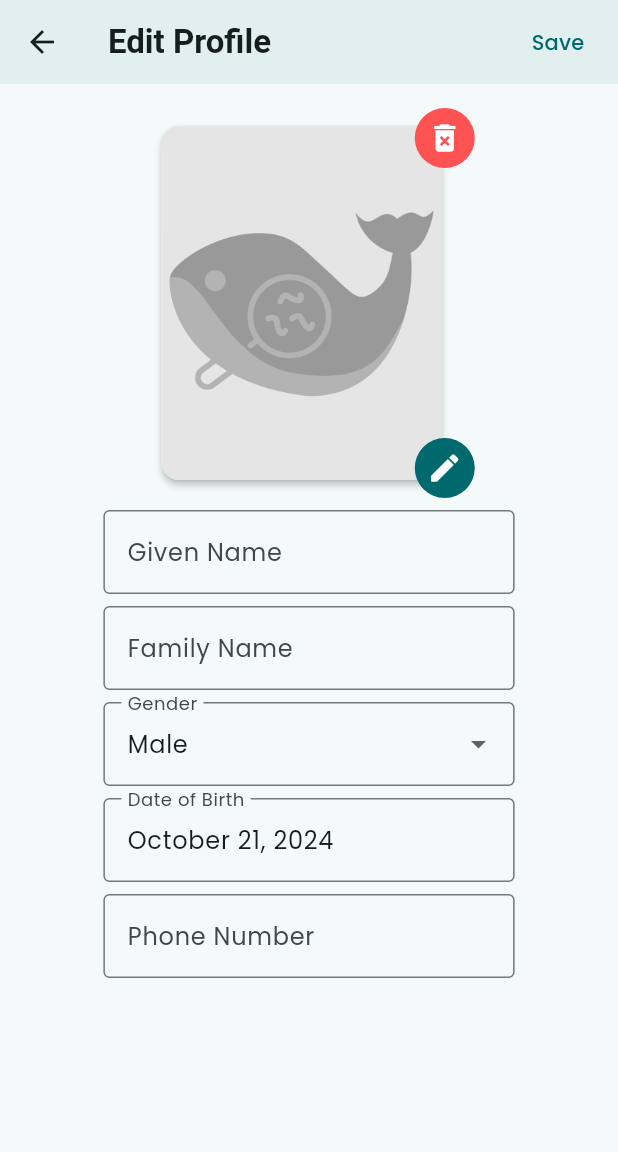
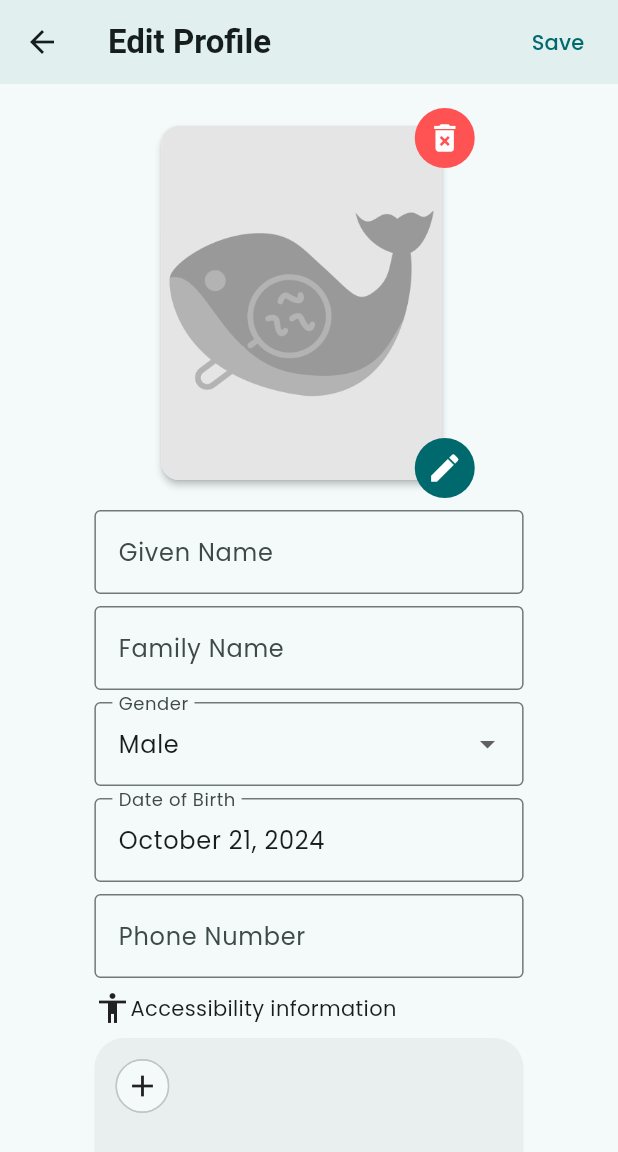
Before and after one commit to Skydreamers24/GoMate, a Flutter app: the EditProfilePage screen opened directly with empty values, on a phone screen of 412 x 824 dp. Shown: the top 1152 px of the screen. Run offline on Flutter 3.47's test engine with Material 3 defaults, Android fonts, the phone set to English and light mode, and no system bars; drawn by our look-alikes of date_field; our stand-ins replace cloud_firestore, firebase_auth, firebase_core, firebase_storage, fl_chart, flip_card and 5 more; missing offline and left inert: animator, firebase_ui_auth, wolt_modal_sheet; accounts and stored records are empty; Roboto replaces fonts that are missing (Prata); project files that could hold a hidden picture were left out.

Commit message:
edit_profile_page: add accessibility information

```diff
--- a/lib/backend/account.dart
+++ b/lib/backend/account.dart
@@ -1,6 +1,7 @@
 import 'package:cloud_firestore/cloud_firestore.dart';
 import 'package:flutter/material.dart';
 import 'package:gomate/backend/auth_gate.dart';
+import 'package:gomate/misc/disability.dart';
 import 'package:gomate/misc/gender.dart';
 import 'package:gomate/misc/name.dart';
 
@@ -42,6 +43,10 @@
           if (dateOfBirth.year < 1900) {
             dateOfBirth = null;
           }
+          Set<Disability> disabilities = ((data["disabilities"] ?? const [])
+                  as List<dynamic>)
+              .map((disability) => Disability.fromString(disability as String))
+              .toSet();
 
           var newAccountData = AccountData(
             uid: authInfo.uid,
@@ -52,6 +57,7 @@
             gender: Gender.fromString((data["gender"] ?? "Male") as String),
             phoneNo: (data["phoneNo"] ?? "") as String,
             profileImage: (data["profileImage"] ?? "") as String,
+            disabilities: disabilities,
             child: child,
           );
 
@@ -68,6 +74,7 @@
   final DateTime? dateOfBirth;
   final String email;
   final String phoneNo;
+  final Set<Disability> disabilities;
 
   int get age =>
       (DateTime.now().difference(dateOfBirth ?? DateTime.now()).inDays / 365.25)
@@ -82,16 +89,12 @@
       this.email = "",
       this.phoneNo = "",
       this.profileImage = "",
+      this.disabilities = const {},
       super.child = const Placeholder()});
 
   AccountData copyWithEmpty() {
     return AccountData(
-      name: const Name("", ""),
       dateOfBirth: DateTime.now(),
-      gender: Gender.male,
-      email: "",
-      phoneNo: "",
-      profileImage: "",
       uid: uid,
     );
   }
@@ -105,10 +108,8 @@
       String? email,
       String? phoneNo,
       String? profileImage,
-      Widget? child,
-      (DateTime, String)? currentReport,
-      List<(DateTime, String, String)>? reportHistoryArray,
-      List<String>? pendingReportCodeArray}) {
+      Set<Disability>? disabilities,
+      Widget? child}) {
     return AccountData(
       uid: uid ?? this.uid,
       name: name ?? this.name,
@@ -117,6 +118,7 @@
       email: email ?? this.email,
       phoneNo: phoneNo ?? this.phoneNo,
       profileImage: profileImage ?? this.profileImage,
+      disabilities: disabilities ?? this.disabilities,
       child: child ?? this.child,
     );
   }
@@ -124,6 +126,8 @@
   Future<Map<String, dynamic>> toMap() async {
     Timestamp dateOfBirthConverted =
         Timestamp.fromDate(dateOfBirth ?? DateTime.now());
+    List<String> disabilitiesConverted =
+        disabilities.map((disability) => disability.toString()).toList();
     return {
       "givenName": name.given,
       "familyName": name.family,
@@ -132,6 +136,7 @@
       "email": email,
       "phoneNo": phoneNo,
       "profileImage": profileImage,
+      "disabilities": disabilitiesConverted,
     };
   }
 
@@ -143,6 +148,7 @@
         dateOfBirth != oldWidget.dateOfBirth ||
         email != oldWidget.email ||
         phoneNo != oldWidget.phoneNo ||
+        disabilities != oldWidget.disabilities ||
         uid != oldWidget.uid;
   }
 }
--- /dev/null
+++ b/lib/misc/disability.dart
@@ -0,0 +1,40 @@
+import 'package:flutter/material.dart';
+
+enum Disability {
+  mobility,
+  vision,
+  hearing,
+  cognitive,
+  allergy;
+
+  @override
+  String toString() {
+    return const {
+      Disability.mobility: "Mobility",
+      Disability.vision: "Vision",
+      Disability.hearing: "Hearing",
+      Disability.cognitive: "Cognitive",
+      Disability.allergy: "Allergy"
+    } [this] ?? "";
+  }
+
+  static Disability fromString(String disability) {
+    return const {
+      "Mobility": Disability.mobility,
+      "Vision": Disability.vision,
+      "Hearing": Disability.hearing,
+      "Cognitive": Disability.cognitive,
+      "Allergy": Disability.allergy,
+    } [disability] ?? Disability.mobility;
+  }
+
+  IconData icon() {
+    return const {
+      Disability.mobility: Icons.wheelchair_pickup_outlined,
+      Disability.vision: Icons.visibility_outlined,
+      Disability.hearing: Icons.volume_off_outlined,
+      Disability.cognitive: Icons.psychology_alt_outlined,
+      Disability.allergy: Icons.set_meal_outlined
+    } [this] ?? Icons.wheelchair_pickup_outlined;
+  }
+}
--- a/lib/pages/edit_profile_page.dart
+++ b/lib/pages/edit_profile_page.dart
@@ -1,6 +1,7 @@
 import 'package:firebase_storage/firebase_storage.dart';
 import 'package:flutter/foundation.dart';
 import 'package:flutter/material.dart';
+import 'package:gomate/widgets/other/debug_border.dart';
 import 'package:i18n_extension/i18n_extension.dart';
 import 'package:image_picker/image_picker.dart';
 
@@ -43,7 +44,7 @@
     super.initState();
   }
 
-  void setAccountStaging(AccountData account) async {
+  void setAccountStaging(AccountData account) {
     accountStaging["givenName"] = account.name.given;
     accountStaging["familyName"] = account.name.family;
     accountStaging["dateOfBirth"] = account.dateOfBirth;
@@ -51,6 +52,7 @@
     accountStaging["phoneNo"] = account.phoneNo;
     accountStaging["gender"] = account.gender;
     accountStaging["profileImage"] = account.profileImage;
+    accountStaging["disabilities"] = account.disabilities;
   }
 
   void setProfileImage(String profileImage) {
@@ -100,6 +102,17 @@
                 ? ""
                 : null,
         accountStaging: accountStaging,
+      ),
+      const Row(
+        mainAxisSize: MainAxisSize.max,
+        mainAxisAlignment: MainAxisAlignment.start,
+        children: [
+          Icon(Icons.accessibility),
+          Text("Accessibility information")
+        ],
+      ),
+      DisabilitiesField(
+        accountStaging: accountStaging,
       )
     ];
   }
@@ -137,7 +150,8 @@
                           gender: accountStaging["gender"],
                           profileImage: accountStaging["profileImage"],
                           age: accountStaging["age"],
-                          dateOfBirth: accountStaging["dateOfBirth"]));
+                          dateOfBirth: accountStaging["dateOfBirth"],
+                          disabilities: accountStaging["disabilities"]));
                       setDidSubmit(true);
                       widget.onSave();
                       if (widget.hasBackButton) {
@@ -216,13 +230,23 @@
                     });
                   }),
             ),
-            Column(
+            Row(
+              mainAxisAlignment: MainAxisAlignment.center,
+              children: [
+                const Flexible(flex: 2, child: nothing),
+                Flexible(
+                  flex: 11,
+                  child: Column(
                     children: [
                       for (var widget in widget.widgets(context))
                         Padding(
                           padding: comfortableListChildren,
                           child: widget,
                         )
+                    ],
+                  ),
+                ),
+                const Flexible(flex: 2, child: nothing)
               ],
             )
           ],
@@ -288,6 +312,13 @@
                 ),
                 Flexible(
                   flex: 3,
+                  child: Row(
+                    mainAxisAlignment: MainAxisAlignment.start,
+                    mainAxisSize: MainAxisSize.max,
+                    children: [
+                      const Flexible(flex: 2, child: nothing),
+                      Flexible(
+                        flex: 9,
                         child: Column(
                           children: [
                             for (var widget in widget.widgets(context))
@@ -295,6 +326,10 @@
                                 padding: comfortableListChildren,
                                 child: widget,
                               )
+                          ],
+                        ),
+                      ),
+                      // const Flexible(flex: 2, child: nothing)
                     ],
                   ),
                 )
--- a/lib/widgets/other/form_fields.dart
+++ b/lib/widgets/other/form_fields.dart
@@ -1,6 +1,10 @@
 import 'package:flutter/material.dart';
+import 'package:gomate/backend/account.dart';
+import 'package:gomate/misc/disability.dart';
 import 'package:gomate/misc/gender.dart';
 import 'package:date_field/date_field.dart';
+import 'package:gomate/misc/values.dart';
+import 'package:gomate/widgets/cards/content_card.dart';
 
 typedef AccountStaging = Map<String, dynamic>;
 
@@ -22,13 +26,7 @@
 
   @override
   Widget build(BuildContext context) {
-    return Row(
-      mainAxisAlignment: MainAxisAlignment.center,
-      children: [
-        const Flexible(flex: 2, child: SizedBox()),
-        Flexible(
-            flex: 9,
-            child: TextFormField(
+    return TextFormField(
       initialValue: accountStaging[valueToChange],
       autocorrect: autocorrect,
       decoration: InputDecoration(
@@ -39,9 +37,6 @@
         accountStaging[valueToChange] = newValue;
       },
       validator: validator,
-            )),
-        const Flexible(flex: 2, child: SizedBox())
-      ],
     );
   }
 }
@@ -56,13 +51,7 @@
 
   @override
   Widget build(BuildContext context) {
-    return Row(
-      mainAxisAlignment: MainAxisAlignment.center,
-      children: [
-        const Flexible(flex: 2, child: SizedBox()),
-        Flexible(
-            flex: 9,
-            child: DropdownButtonFormField(
+    return DropdownButtonFormField(
       decoration: const InputDecoration(
         border: OutlineInputBorder(),
         labelText: "Gender",
@@ -78,9 +67,6 @@
       onChanged: (value) {
         accountStaging["gender"] = value ?? Gender.male;
       },
-            )),
-        const Flexible(flex: 2, child: SizedBox())
-      ],
     );
   }
 }
@@ -91,13 +77,7 @@
 
   @override
   Widget build(BuildContext context) {
-    return Row(
-      mainAxisAlignment: MainAxisAlignment.center,
-      children: [
-        const Flexible(flex: 2, child: SizedBox()),
-        Flexible(
-          flex: 9,
-          child: DateTimeFormField(
+    return DateTimeFormField(
       initialValue: accountStaging["dateOfBirth"],
       pickerPlatform: DateTimeFieldPickerPlatform.material,
       mode: DateTimeFieldPickerMode.date,
@@ -111,10 +91,6 @@
       onChanged: (DateTime? value) {
         accountStaging["dateOfBirth"] = value ?? DateTime.parse("1899-12-31");
       },
-          ),
-        ),
-        const Flexible(flex: 2, child: SizedBox()),
-      ],
     );
   }
 }
@@ -133,13 +109,7 @@
 
   @override
   Widget build(BuildContext context) {
-    return Row(
-      mainAxisAlignment: MainAxisAlignment.center,
-      children: [
-        const Flexible(flex: 2, child: SizedBox()),
-        Flexible(
-            flex: 9,
-            child: TextFormField(
+    return TextFormField(
       keyboardType: TextInputType.phone,
       initialValue: accountStaging["phoneNo"],
       autocorrect: false,
@@ -151,9 +121,87 @@
       onChanged: (newValue) {
         accountStaging["phoneNo"] = newValue;
       },
-            )),
-        const Flexible(flex: 2, child: SizedBox())
-      ],
     );
   }
 }
+
+class DisabilitiesField extends StatefulWidget {
+  const DisabilitiesField({required this.accountStaging, super.key});
+
+  final AccountStaging accountStaging;
+
+  @override
+  State<DisabilitiesField> createState() => _DisabilitiesFieldState();
+}
+
+class _DisabilitiesFieldState extends State<DisabilitiesField> {
+  @override
+  Widget build(BuildContext context) {
+    return FormField(
+      initialValue: (widget.accountStaging["disabilities"] ?? const {})
+          as Set<Disability>,
+      onSaved: (disabilities) {
+        widget.accountStaging["disabilities"] = disabilities ?? const {};
+      },
+      builder: (formFieldState) {
+        final disabilities = formFieldState.value ?? const <Disability>{};
+        final unaddedDisabilities =
+            Disability.values.toSet().difference(disabilities);
+        final menuItemButtons = [
+          for (final disability in unaddedDisabilities)
+            MenuItemButton(
+              leadingIcon: Icon(disability.icon()),
+              onPressed: () {
+                formFieldState.setState(() {
+                  formFieldState.value!.add(disability);
+                });
+              },
+              child: Text(disability.toString()),
+            )
+        ];
+        return ContentCard(
+          width: double.infinity,
+          child: Padding(
+            padding: comfortable,
+            child: ConstrainedBox(
+              constraints: const BoxConstraints(minHeight: 80),
+              child: Wrap(
+                spacing: 3,
+                runSpacing: 3,
+                children: [
+                  for (final disability in disabilities)
+                    Chip(
+                      avatar: Icon(disability.icon()),
+                      label: Text(disability.toString()),
+                      onDeleted: () {
+                        formFieldState.setState(() {
+                          formFieldState.value!.remove(disability);
+                        });
+                      },
+                    ),
+                  unaddedDisabilities.isNotEmpty
+                      ? MenuAnchor(
+                          menuChildren: menuItemButtons,
+                          builder: (context, controller, child) => ActionChip(
+                            padding: zero,
+                            labelPadding: tight,
+                            shape: const CircleBorder(),
+                            label: const Icon(Icons.add),
+                            tooltip: "Add a disability",
+                            onPressed: () {
+                              controller.isOpen
+                                  ? controller.close()
+                                  : controller.open();
+                            },
+                          ),
+                        )
+                      : nothing
+                ],
+              ),
+            ),
+          ),
+        );
+      },
+    );
+  }
+}
```
Lines whose indentation alone changed are shown as unchanged.
